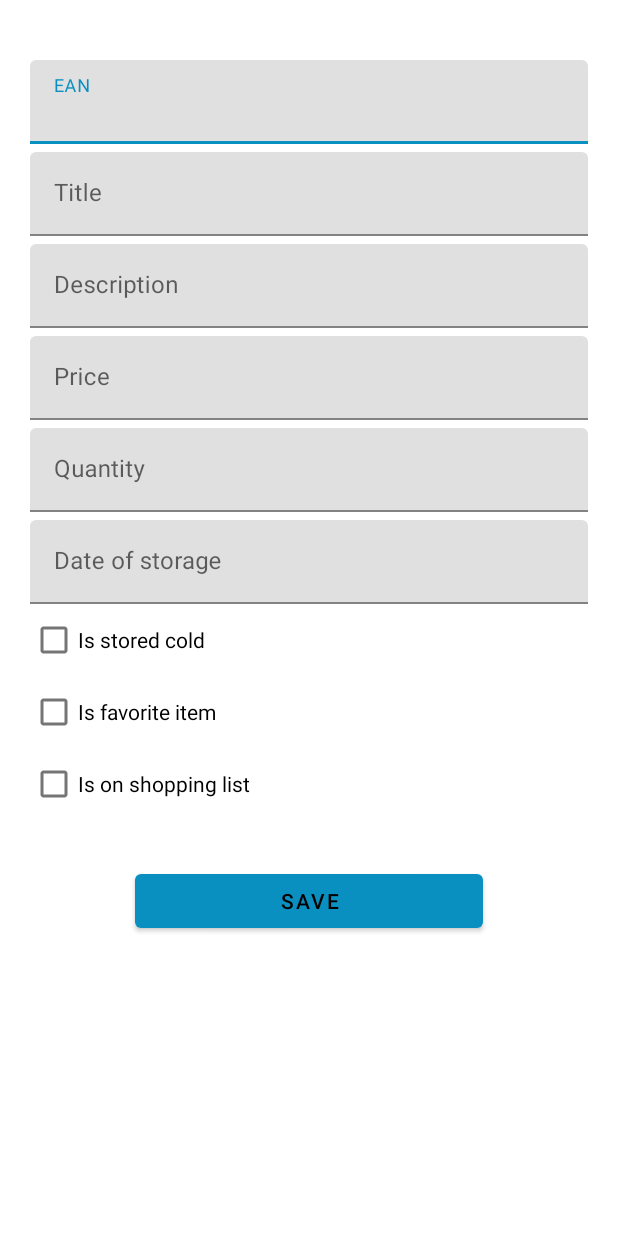
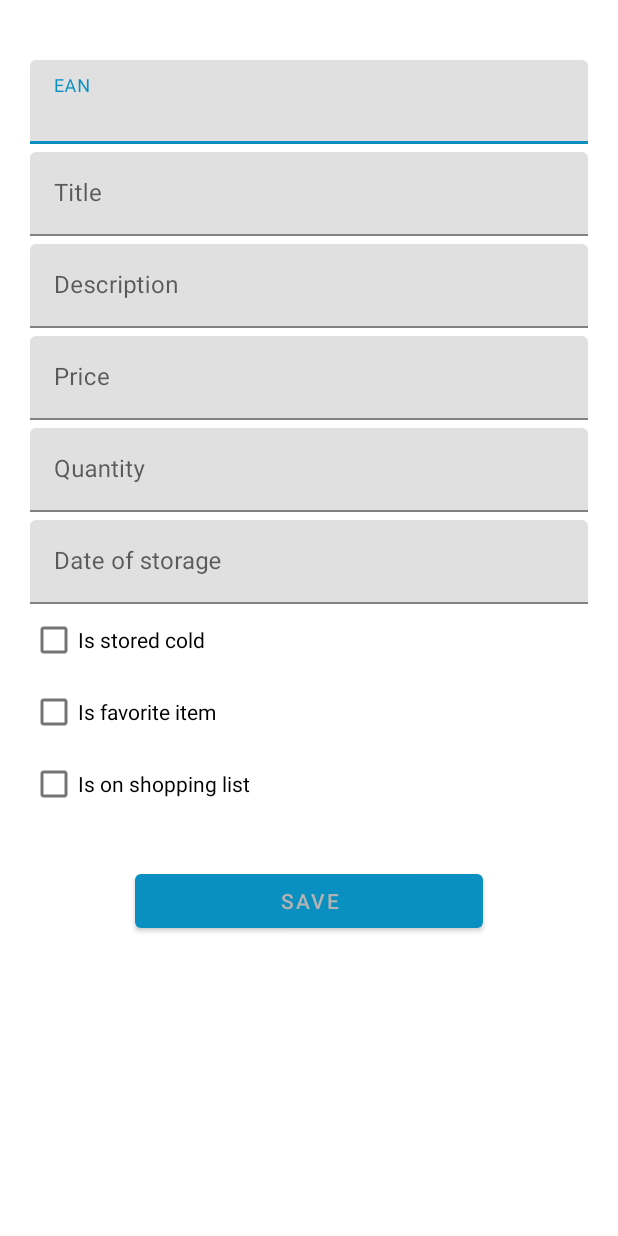
Before and after one commit to GrujicBard/ShoppingAssistant, an Android app: the fragment InputFragment shown on its own in the app's theme, on a phone screen of 412 x 824 dp. Run offline under Robolectric (Android 15) with nearby library versions, the phone set to English and light mode, and no system bars.

Commit message:
Added blank fragments

```diff
--- /dev/null
+++ b/app/src/main/res/drawable/ic_baseline_add_24.xml
@@ -0,0 +1,5 @@
+<vector android:height="24dp" android:tint="#FFFFFF"
+    android:viewportHeight="24" android:viewportWidth="24"
+    android:width="24dp" xmlns:android="http://schemas.android.com/apk/res/android">
+    <path android:fillColor="@android:color/white" android:pathData="M19,13h-6v6h-2v-6H5v-2h6V5h2v6h6v2z"/>
+</vector>
--- /dev/null
+++ b/app/src/main/res/drawable/ic_baseline_favorite_24.xml
@@ -0,0 +1,5 @@
+<vector android:height="24dp" android:tint="#FFFFFF"
+    android:viewportHeight="24" android:viewportWidth="24"
+    android:width="24dp" xmlns:android="http://schemas.android.com/apk/res/android">
+    <path android:fillColor="@android:color/white" android:pathData="M12,21.35l-1.45,-1.32C5.4,15.36 2,12.28 2,8.5 2,5.42 4.42,3 7.5,3c1.74,0 3.41,0.81 4.5,2.09C13.09,3.81 14.76,3 16.5,3 19.58,3 22,5.42 22,8.5c0,3.78 -3.4,6.86 -8.55,11.54L12,21.35z"/>
+</vector>
--- /dev/null
+++ b/app/src/main/res/drawable/ic_baseline_shopping_cart_24.xml
@@ -0,0 +1,5 @@
+<vector android:height="24dp" android:tint="#FFFFFF"
+    android:viewportHeight="24" android:viewportWidth="24"
+    android:width="24dp" xmlns:android="http://schemas.android.com/apk/res/android">
+    <path android:fillColor="@android:color/white" android:pathData="M7,18c-1.1,0 -1.99,0.9 -1.99,2S5.9,22 7,22s2,-0.9 2,-2 -0.9,-2 -2,-2zM1,2v2h2l3.6,7.59 -1.35,2.45c-0.16,0.28 -0.25,0.61 -0.25,0.96 0,1.1 0.9,2 2,2h12v-2L7.42,15c-0.14,0 -0.25,-0.11 -0.25,-0.25l0.03,-0.12 0.9,-1.63h7.45c0.75,0 1.41,-0.41 1.75,-1.03l3.58,-6.49c0.08,-0.14 0.12,-0.31 0.12,-0.48 0,-0.55 -0.45,-1 -1,-1L5.21,4l-0.94,-2L1,2zM17,18c-1.1,0 -1.99,0.9 -1.99,2s0.89,2 1.99,2 2,-0.9 2,-2 -0.9,-2 -2,-2z"/>
+</vector>
--- /dev/null
+++ b/app/src/main/res/layout/fragment_favorites.xml
@@ -0,0 +1,6 @@
+<?xml version="1.0" encoding="utf-8"?>
+<androidx.constraintlayout.widget.ConstraintLayout xmlns:android="http://schemas.android.com/apk/res/android"
+    android:layout_width="match_parent"
+    android:layout_height="match_parent">
+
+</androidx.constraintlayout.widget.ConstraintLayout>
--- a/app/src/main/res/layout/fragment_input.xml
+++ b/app/src/main/res/layout/fragment_input.xml
@@ -1,7 +1,6 @@
 <?xml version="1.0" encoding="utf-8"?>
 <ScrollView
     xmlns:android="http://schemas.android.com/apk/res/android"
-    xmlns:app="http://schemas.android.com/apk/res-auto"
     xmlns:tools="http://schemas.android.com/tools"
     android:layout_width="match_parent"
     android:layout_height="match_parent">
@@ -29,7 +28,6 @@
                 android:importantForAutofill="no"
                 android:inputType="text"
                 android:singleLine="true"
-                android:textColor="#000000"
                 tools:ignore="SpeakableTextPresentCheck" />
 
         </com.google.android.material.textfield.TextInputLayout>
@@ -48,7 +46,6 @@
                 android:hint="@string/title"
                 android:inputType="text"
                 android:singleLine="true"
-                android:textColor="#000000"
                 tools:ignore="SpeakableTextPresentCheck" />
         </com.google.android.material.textfield.TextInputLayout>
 
@@ -66,7 +63,6 @@
                 android:hint="@string/description"
                 android:inputType="text"
                 android:singleLine="true"
-                android:textColor="#000000"
                 tools:ignore="SpeakableTextPresentCheck"
                 android:autofillHints="" />
         </com.google.android.material.textfield.TextInputLayout>
@@ -84,7 +80,6 @@
                 android:hint="@string/price"
                 android:inputType="text"
                 android:singleLine="true"
-                android:textColor="#000000"
                 tools:ignore="SpeakableTextPresentCheck"
                 android:autofillHints="" />
         </com.google.android.material.textfield.TextInputLayout>
@@ -102,7 +97,6 @@
                 android:hint="@string/quantity"
                 android:inputType="text"
                 android:singleLine="true"
-                android:textColor="#000000"
                 tools:ignore="SpeakableTextPresentCheck"
                 android:autofillHints="" />
         </com.google.android.material.textfield.TextInputLayout>
@@ -120,7 +114,6 @@
                 android:hint="@string/dateOfStorage"
                 android:inputType="date|datetime|text"
                 android:singleLine="true"
-                android:textColor="#000000"
                 tools:ignore="SpeakableTextPresentCheck"
                 android:autofillHints="" />
         </com.google.android.material.textfield.TextInputLayout>
@@ -153,7 +146,6 @@
             android:layout_marginRight="70dp"
             android:layout_weight="1"
             android:text="@string/btn_save"
-            android:textColor="#000000"
             tools:ignore="TextContrastCheck" />
 
     </LinearLayout>
--- /dev/null
+++ b/app/src/main/res/layout/fragment_shopping.xml
@@ -0,0 +1,6 @@
+<?xml version="1.0" encoding="utf-8"?>
+<androidx.constraintlayout.widget.ConstraintLayout xmlns:android="http://schemas.android.com/apk/res/android"
+    android:layout_width="match_parent"
+    android:layout_height="match_parent">
+
+</androidx.constraintlayout.widget.ConstraintLayout>
--- a/app/src/main/res/values/themes.xml
+++ b/app/src/main/res/values/themes.xml
@@ -4,14 +4,14 @@
         <!-- Primary brand color. -->
         <item name="colorPrimary">#0990C1</item>
         <item name="colorPrimaryVariant">#0990C1</item>
-        <item name="colorOnPrimary">@color/black</item>
+        <item name="colorOnPrimary">#B3B3B3</item>
         <!-- Secondary brand color. -->
         <item name="colorSecondary">@color/teal_200</item>
         <item name="colorSecondaryVariant">@color/teal_700</item>
         <item name="colorOnSecondary">@color/black</item>
         <!-- Status bar color. -->
         <item name="android:statusBarColor" tools:targetApi="l">?attr/colorPrimaryVariant</item>
-        <item name="android:textColorPrimary">@color/black</item>
+        <item name="android:textColorPrimary">#B3B3B3</item>
         <!-- Customize your theme here. -->
     </style>
 
```
Also changed, not shown: app/src/main/java/com/example/tzva_naloga_1/adapters/ViewPagerAdapter.kt (+11 -7 lines), app/src/main/java/com/example/tzva_naloga_1/ui/MainActivity.kt (+10 -2 lines), app/src/main/java/com/example/tzva_naloga_1/ui/fragments/FavoritesFragment.kt (added, +28 -0 lines), app/src/main/java/com/example/tzva_naloga_1/ui/fragments/ShoppingFragment.kt (added, +31 -0 lines).
